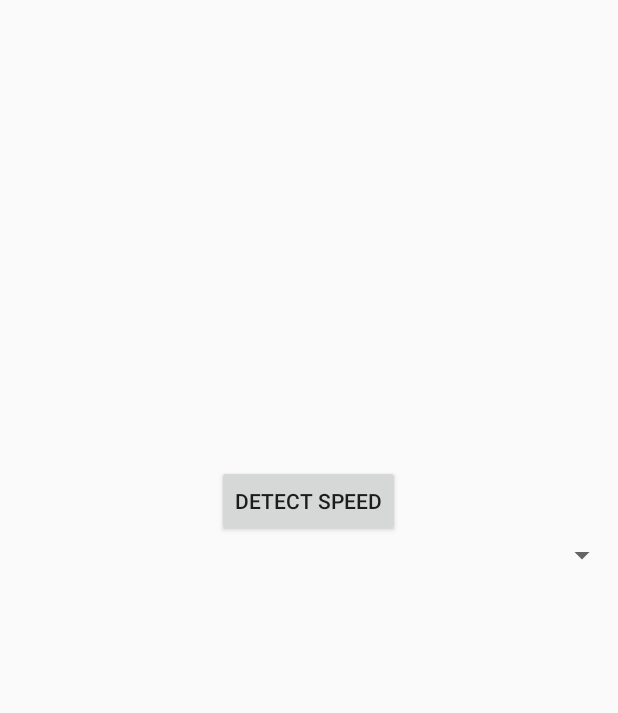
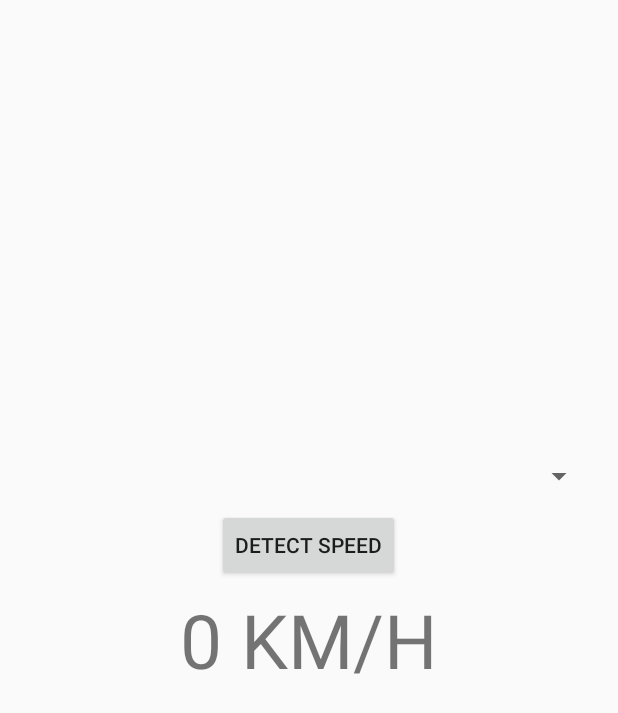
Before and after one commit to zpawlo02/SpeedDetector, an Android app: the layout activity_main.xml on its own in the app's theme, with its tools: preview values and no code run, on a phone screen of 412 x 824 dp. Shown: the top 713 px of the screen. Run offline under Robolectric (Android 15) with nearby library versions, the phone set to English and light mode, and no system bars.

Commit message:
TextView with speed added - fix SETTING SPEED

```diff
--- a/app/src/main/res/layout/activity_main.xml
+++ b/app/src/main/res/layout/activity_main.xml
@@ -17,6 +17,16 @@
 
       </FrameLayout>
 
+      <Spinner
+          android:layout_width="match_parent"
+          android:layout_height="wrap_content"
+          android:id="@+id/spinnerChoseObject"
+          android:layout_gravity="center"
+          android:spinnerMode="dropdown"
+          android:layout_marginTop="5dp"
+          android:layout_marginLeft="15dp"
+          android:layout_marginRight="15dp"/>
+
       <Button
           android:id="@+id/buttonDedectSpeed"
           android:layout_width="wrap_content"
@@ -25,11 +35,16 @@
           android:layout_gravity="center"
           android:layout_marginTop="10dp"/>
 
-      <Spinner
+
+      <TextView
+          android:id="@+id/textSpeed"
+          android:layout_marginTop="5dp"
           android:layout_width="match_parent"
           android:layout_height="wrap_content"
-          android:id="@+id/spinnerChoseObject"
-          android:spinnerMode="dropdown"/>
+          android:textSize="50sp"
+          android:text="@string/speed"
+          android:gravity="center"/>
+
    </LinearLayout>
 
 
--- a/app/src/main/res/values/strings.xml
+++ b/app/src/main/res/values/strings.xml
@@ -7,4 +7,5 @@
     <string name="objAnimal">Animal</string>
     <string name="objPlane">Plane</string>
     <string name="detect_speed">DETECT SPEED</string>
+    <string name="speed">0 KM/H</string>
 </resources>
```
Also changed, not shown: app/src/main/java/com/example/speeddetector/MainActivity.java (+46 -0 lines), 9 other files.
